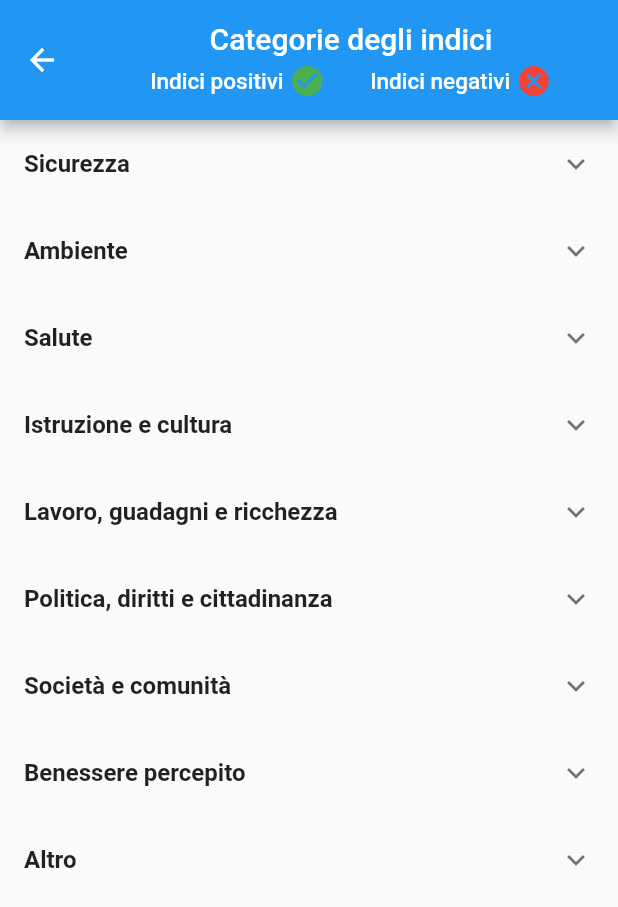
After one commit to simonagrieco/Italian-Happiness-Quality-life-Index, a Flutter app: the CategorizedPage screen opened directly, on a phone screen of 412 x 824 dp. The commit adds this screen. Shown: the top 907 px of the screen. Run offline on Flutter 3.47's test engine with Material 2 defaults, Android fonts, the phone set to English and light mode, and no system bars; our stand-ins replace flutter_map, latlong2; missing offline and left inert: floating_tabbar.

Commit message:
Add CategorizedPage.dart

```diff
--- /dev/null
+++ b/lib/CategorizedPage.dart
@@ -0,0 +1,347 @@
+import 'package:flutter/cupertino.dart';
+import 'package:flutter/material.dart';
+
+class CategorizedPage extends StatelessWidget {
+  List<String> indici = [
+    "Assegni sociali",
+    "Assorbimento del settore residenziale",
+    "Banda larga",
+    "Bar",
+    "Biblioteche",
+    "Calmanti e sonniferi",
+    "Cancellazioni anagrafiche",
+    "Canoni medi di locazione",
+    "Casi Covid-19",
+    "Cessazioni di imprese",
+    "Cie erogate",
+    "Cig ordinaria autorizzata",
+    "Cinema",
+    "Consumo di farmaci per asma e Bpco",
+    "Consumo di farmaci per diabete",
+    "Consumo di farmaci per ipertensione",
+    "Consumo di farmaci per la depressione",
+    "Densità abitativa",
+    "Depositi bancari",
+    "Diffusione del reddito di cittadinanza",
+    "Durata media delle cause civili",
+    "Ecosistema urbano",
+    "Estorsioni",
+    "Eventi sportivi!",
+    "Fatture commerciali ai fornitori oltre i 30 giorni",
+    "Fondi europei 2014-2020 per l'Agenda digitale",
+    "Fondi europei 2014-2020 per l'ambiente e la prevenzione dei rischi",
+    "Fondi europei 2014-2020 per l'attrazione culturale, naturale e turistica",
+    "Furti",
+    "Furti in abitazione",
+    "Furti in esercizi commerciali",
+    "Gap occupazionale tra maschi e femmine",
+    "Giovani che non lavorano e non studiano (Neet)",
+    "Il trend del Pil pro capite",
+    "Imprenditorialità giovanile",
+    "Imprese che fanno ecommerce",
+    "Imprese femminili",
+    "Imprese in fallimento",
+    "Imprese in rete",
+    "Imprese straniere",
+    "Incendi",
+    "Incidenti stradali",
+    "Indice di criminalità - totale dei delitti denunciati",
+    "Indice di lettura dei quotidiani",
+    "Indice di litigiosità",
+    "Indice di Rischio Climatico (CRI)",
+    "Indice di rotazione delle cause",
+    "Indice di vecchiaia",
+    "Indice trasormazione digitale",
+    "Infermieri",
+    "Internet ≥ 100 Mbit/s - abbonamenti",
+    "Iscrizioni anagrafiche",
+    "Librerie",
+    "Medici di medicina generale",
+    "Nuove iscrizioni di imprese",
+    "Nuovi mutui per l'acquisto di abitazioni",
+    "Offerta culturale",
+    "Omicidi da incidente stradale",
+    "Pago Pa - enti attivi",
+    "Palestre ogni 100mila abitanti",
+    "Partecipazione alla formazione continua",
+    "Partecipazione elettorale",
+    "Pediatri",
+    "Pensioni di vecchiaia (settore privato)",
+    "Persone con almeno il diploma",
+    "Piscine",
+    "Popolazione con crediti attivi",
+    "Pos attivi",
+    "Prezzo medio di vendita delle case",
+    "Protesti",
+    "Quota cause pendenti ultratriennali",
+    "Quota di export sul Pil",
+    "Rata media mensile",
+    "Reddito disponibile",
+    "Riciclaggio e impiego di denaro",
+    "Riqualificazioni energetiche degli immobili",
+    "Ristoranti",
+    "Spazio abitativo medio",
+    "Spesa delle famiglie",
+    "Spesa sociale degli enti locali",
+    "Spettacoli - Spesa al botteghino",
+    "Spid erogate",
+    "Sportività 2020 - \"effetto Covid-19\"",
+    "Startup innovative",
+    "Tasso di mortalità",
+    "Tasso di motorizzazione",
+    "Tasso di natalità",
+    "Tasso di occupazione",
+    "Truffe e frodi informatiche",
+    "Violenze sessuali",
+    "Imprese che fanno eccomerce"
+  ];
+
+  Map<String, List<String>> macroCategorie = {
+    'Sicurezza': [],
+    'Ambiente': [],
+    'Salute': [],
+    'Istruzione e cultura': [],
+    'Lavoro, guadagni e ricchezza': [],
+    'Politica, diritti e cittadinanza': [],
+    'Società e comunità': [],
+    'Benessere percepito': [],
+    'Altro': [], // Aggiungi una macrocategoria per gli indici non assegnati
+  };
+
+  List<String> indici_positivi = [
+    "Tasso di natalità",
+    "Assegni sociali",
+    "Assorbimento del settore residenziale",
+    "Banda larga",
+    "Bar",
+    "Biblioteche",
+    "Cie erogate",
+    "Cinema",
+    "Depositi bancari",
+    "Diffusione del reddito di cittadinanza",
+    "Eventi sportivi",
+    "Fondi europei 2014-2020 per l'Agenda digitale",
+    "Fondi europei 2014-2020 per l'ambiente e la prevenzione dei rischi",
+    "Fondi europei 2014-2020 per l'attrazione culturale, naturale e turistica",
+    "Imprenditorialità giovanile",
+    "Il trend del Pil pro capite",
+    "Imprese che fanno ecommerce",
+    "Imprese femminili",
+    "Imprese in rete",
+    "Imprese straniere",
+    "Indice di lettura dei quotidiani",
+    "Indice trasormazione digitale",
+    "Infermieri",
+    "Internet ≥ 100 Mbit/s - abbonamenti",
+    "Iscrizioni anagrafiche",
+    "Librerie",
+    "Medici di medicina generale",
+    "Nuove iscrizioni di imprese",
+    "Nuovi mutui per l'acquisto di abitazioni",
+    "Offerta culturale",
+    "Pago Pa - enti attivi",
+    "Palestre ogni 100mila abitanti",
+    "Partecipazione alla formazione continua",
+    "Partecipazione elettorale",
+    "Pediatri",
+    "Pensioni di vecchiaia (settore privato)",
+    "Persone con almeno il diploma",
+    "Piscine",
+    "Popolazione con crediti attivi",
+    "Pos attivi",
+    "Reddito disponibile",
+    "Riqualificazioni energetiche degli immobili",
+    "Ristoranti",
+    "Spazio abitativo medio",
+    "Spettacoli - Spesa al botteghino",
+    "Sportività 2020 - \"effetto Covid-19\"",
+    "Startup innovative",
+    "Tasso di occupazione",
+    "Spesa sociale degli enti locali",
+    "Quota di export sul Pil",
+    "Ecosistema urbano",
+    "Spid erogate"
+  ];
+
+  @override
+  Widget build(BuildContext context) {
+    for (String ind in indici) {
+      if (ind.contains("Furti") ||
+          ind.contains("Estorsioni") ||
+          ind.contains("Truff") ||
+          ind.contains("criminal") ||
+          ind.contains("Omicidi") ||
+          ind.contains("cause") ||
+          ind.contains("Incidenti") ||
+          ind.contains("Incendi") ||
+          ind.contains("litig") ||
+          ind.contains("Violenz")) {
+        macroCategorie['Sicurezza']!.add(ind);
+      } else if (ind.contains("Ambiente") ||
+          ind.contains("Climatico") ||
+          ind.contains("Ecosistema") ||
+          ind.contains("Riqualificazioni") ||
+          ind.contains("Riciclaggio") ||
+          ind.contains("motorizzazione") ||
+          ind.contains("Energetico")) {
+        macroCategorie['Ambiente']!.add(ind);
+      } else if (ind.contains("Farmaco") ||
+          ind.contains("Salute") ||
+          ind.contains("Consumo") ||
+          ind.contains("Calmanti") ||
+          ind.contains("Mortalità") ||
+          ind.contains("Pediatri") ||
+          ind.contains("Medici") ||
+          ind.contains("vecchiaia") ||
+          ind.contains("Covid") ||
+          ind.contains("Infermieri") ||
+          ind.contains("morta") ||
+          ind.contains("Violenza sessuale")) {
+        macroCategorie['Salute']!.add(ind);
+      } else if (ind.contains("Istruzione") ||
+          ind.contains("ultura") ||
+          ind.contains("Biblioteca") ||
+          ind.contains("diploma") ||
+          ind.contains("lettura") ||
+          ind.contains("Teatro")) {
+        macroCategorie['Istruzione e cultura']!.add(ind);
+      } else if (ind.contains("Imprese") ||
+          ind.contains("imprese") ||
+          ind.contains("Cig") ||
+          ind.contains("Reddito") ||
+          ind.contains("Giovani") ||
+          ind.contains("Fatture") ||
+          ind.contains("Imprenditorialità") ||
+          ind.contains("Pil") ||
+          ind.contains("Assegni") ||
+          ind.contains("crediti") ||
+          ind.contains("occupazione") ||
+          ind.contains("Soldi") ||
+          ind.contains("Spesa") ||
+          ind.contains("Prezzo") ||
+          ind.contains("Fondi") ||
+          ind.contains("banca") ||
+          ind.contains("Startup") ||
+          ind.contains("Pos") ||
+          ind.contains("Imprese") ||
+          ind.contains("reddito") ||
+          ind.contains("mutui") ||
+          ind.contains("Gap") ||
+          ind.contains("Pago") ||
+          ind.contains("Economia")) {
+        macroCategorie['Lavoro, guadagni e ricchezza']!.add(ind);
+      } else if (ind.contains("Politica") ||
+          ind.contains("Diritti") ||
+          ind.contains("Densità") ||
+          ind.contains("Partecipazione") ||
+          ind.contains("Reddito") ||
+          ind.contains("Cittadinanza")) {
+        macroCategorie['Politica, diritti e cittadinanza']!.add(ind);
+      } else if (ind.contains("Società") ||
+          ind.contains("Comunità") ||
+          ind.contains("Event") ||
+          ind.contains("Spid") ||
+          ind.contains("natalità") ||
+          ind.contains("Cie") ||
+          ind.contains("Associazione")) {
+        macroCategorie['Società e comunità']!.add(ind);
+      } else if (ind.contains("Benessere") ||
+          ind.contains("Spesa famiglie") ||
+          ind.contains("Banda") ||
+          ind.contains("Assorbimento") ||
+          ind.contains("Locazione") ||
+          ind.contains("Canoni") ||
+          ind.contains("Cinema") ||
+          ind.contains("Bar") ||
+          ind.contains("Biblioteche") ||
+          ind.contains("Piscine") ||
+          ind.contains("Librerie") ||
+          ind.contains("Ristoranti") ||
+          ind.contains("Internet") ||
+          ind.contains("bitativo") ||
+          ind.contains("Palestre") ||
+          ind.contains("Rata") ||
+          ind.contains("digitale") ||
+          ind.contains("Partecipazione elettorale")) {
+        macroCategorie['Benessere percepito']!.add(ind);
+      } else {
+        macroCategorie['Altro']!.add(ind);
+      }
+    }
+
+    /*macroCategorie.forEach((categoria, indici) {
+      print(categoria);
+      print(indici);
+      print('------------------------');
+    });
+
+    macroCategorie.forEach((categoria, indici) {
+      print(categoria);
+      print(indici);
+      print('------------------------');
+    }); */
+
+    return Scaffold(
+      appBar: AppBar(
+        toolbarHeight: 80.0,
+        title: Container(
+        child: const Column(
+          children: [
+            Text('Categorie degli indici'),
+            SizedBox(
+              height: 5,
+            ),
+            Row(
+              mainAxisAlignment: MainAxisAlignment.center,
+              crossAxisAlignment: CrossAxisAlignment.center,
+              children: [
+                Text(
+                  "Indici positivi ",
+                  style: TextStyle(fontSize: 15),
+                ),
+                Icon(Icons.check_circle, color: Colors.green),
+                SizedBox(
+                  width: 30,
+                ),
+                Text(
+                  "Indici negativi ",
+                  style: TextStyle(fontSize: 15),
+                ),
+                Icon(Icons.cancel, color: Colors.red),
+              ],
+            ),
+          ],
+        ),
+      ),
+      ),
+      body: Container(
+        child: Stack(
+          children: [
+            ListView.builder(
+              itemCount: macroCategorie.length,
+              itemBuilder: (BuildContext context, int index) {
+                String categoria = macroCategorie.keys.elementAt(index);
+                List<String> indiciCategoria = macroCategorie[categoria]!;
+                return ExpansionTile(
+                  title: Text(
+                    categoria,
+                    style: TextStyle(fontWeight: FontWeight.bold),
+                  ),
+                  children: indiciCategoria
+                      .map((indice) => ListTile(
+                            leading: indici_positivi.contains(indice)
+                                ? Icon(Icons.check_circle, color: Colors.green)
+                                : Icon(Icons.cancel, color: Colors.red),
+                            title: Text("$indice"),
+                          ))
+                      .toList(),
+                );
+              },
+            ),
+          ],
+        ),
+      ),
+    );
+  }
+
+}
```
Also changed, not shown: lib/ItalyMapPage.dart (+32 -7 lines), lib/TabbarPage.dart (+7 -9 lines), lib/datasets/Provincia.csv (added, +116 -0 lines), lib/main.dart (+6 -1 lines), pubspec.yaml (+4 -3 lines), lib/datasets/20201214_QDV2020COVID_001.csv (added), pubspec.lock, 9 other files.
